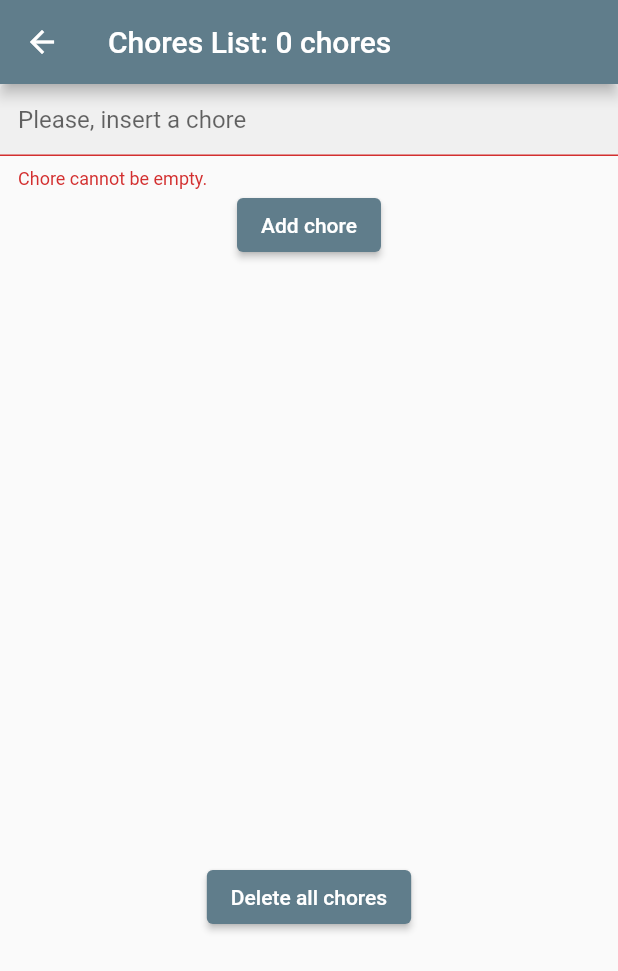
After one commit to davMac606/wannakry, a Flutter app: the ChoreManagement screen opened directly, after a tap on "Add chore", after a tap on "Delete all chores", on a phone screen of 412 x 824 dp. The commit adds this screen. Shown: the top 971 px of the screen. Run offline on Flutter 3.47's test engine with Material 2 defaults, Android fonts, the phone set to English and light mode, and no system bars; missing offline and left inert: dart:ffi.

Commit message:
adicionando a avaliação ao 'portfolio'

```diff
--- /dev/null
+++ b/lib/chores.dart
@@ -0,0 +1,8 @@
+class Chore {
+  String name = "";
+
+  Chore(this.name);
+  get nameChore => name;
+
+  set nameChore(value) => name;
+}
--- /dev/null
+++ b/lib/chores_management.dart
@@ -0,0 +1,115 @@
+// ignore_for_file: prefer_const_constructors, prefer_const_literals_to_create_immutables, non_constant_identifier_names, prefer_interpolation_to_compose_strings
+
+import 'package:wannakry/chores.dart';
+import 'package:wannakry/chores_repository.dart';
+import 'package:flutter/material.dart';
+
+class ChoreManagement extends StatefulWidget {
+  const ChoreManagement({super.key});
+
+  @override
+  State<ChoreManagement> createState() => _ChoreManagementState();
+}
+
+class _ChoreManagementState extends State<ChoreManagement> {
+  String name = "";
+  GlobalKey<FormState> formKey = GlobalKey<FormState>();
+  List<Chore> chores = ChoresRepository.getChores();
+  TextEditingController nameController = TextEditingController();
+  ChoresRepository choreRepo = ChoresRepository();
+
+  final Chores = ChoresRepository.getChores();
+
+  void init() {
+    chores = List.from(Chores);
+    super.initState();
+  }
+  void update() {
+    chores = ChoresRepository.getChores();
+    setState(() {
+
+    });
+  }
+
+  @override
+  Widget build(BuildContext context) {
+    return Scaffold(
+      resizeToAvoidBottomInset: false,
+      appBar: AppBar(title: Text("Chores List: " + chores.length.toString() + " chores")),
+      body: Column(
+
+       children: [
+        Form(
+
+            key: formKey,
+            child: Column(
+              children: [
+                TextFormField(
+                  controller: nameController,
+                  decoration: InputDecoration(
+                      hintText: "Please, insert a chore",
+                      border: UnderlineInputBorder(),
+                      filled: true,
+                      ),
+                  validator: (value) {
+                    if (value == "" || value!.isEmpty) {
+                      return "Chore cannot be empty.";
+                    } else if (value.length > 50) {
+                      return "Chore name is too long.";
+                    } else {
+                      return null;
+                    }
+                  },
+                ),
+                ElevatedButton(
+                    onPressed: () {
+                      if (formKey.currentState!.validate()) {
+                        setState(() {
+
+                          name = nameController.text;
+                          Chore chore = Chore(name);
+                          choreRepo.addChores(chore);
+                          ScaffoldMessenger.of(context).showSnackBar(
+                            SnackBar(content: Text("Chore added successfully!",),
+                            duration: Duration(milliseconds: 100)),
+
+                          );
+                          update();
+                        });
+
+                      }
+                    },
+                    child: Text("Add chore")),
+                SizedBox(
+                  height: 400,
+                child: ListView.separated(
+            shrinkWrap: true,
+            separatorBuilder: (BuildContext context, int index) =>
+                const Divider(thickness: 2),
+            itemCount: chores.length,
+            itemBuilder: (BuildContext context, int index) {
+              return ListTile(
+                          leading: const Icon(Icons.announcement_sharp),
+                          title: Text(chores[index].name),
+                        );
+                      },
+                     ),
+            ),
+            ElevatedButton(onPressed: () {
+              choreRepo.removeChores();
+              update();
+              ScaffoldMessenger.of(context).showSnackBar(
+                            SnackBar(content: Text("Chore removed successfully!",),
+                            duration: Duration(milliseconds: 100),),
+
+
+                          );
+            }, child: Text("Delete all chores"))
+
+            ],
+
+            ))
+      ]),
+    );
+  }
+}
--- /dev/null
+++ b/lib/chores_repository.dart
@@ -0,0 +1,16 @@
+import 'package:wannakry/chores.dart';
+
+class ChoresRepository {
+  static List<Chore> chores = [];
+
+  void addChores(Chore chore) {
+    chores.add(chore);
+  }
+
+  static List<Chore> getChores() {
+    return chores;
+  }
+  void removeChores() {
+    chores.clear();
+  }
+}
--- a/lib/main.dart
+++ b/lib/main.dart
@@ -35,6 +35,7 @@ class MyApp extends StatelessWidget {
         '/Login': (context) => const Login(),
         '/TelaCadastro': (context) => const TelaCadastro(),
         '/Consulta': (context) => const ListaWanna(),
+        '/Tarefas': (context) => const HomePage(),
       },
       home: const HomePage(),
     );
```
